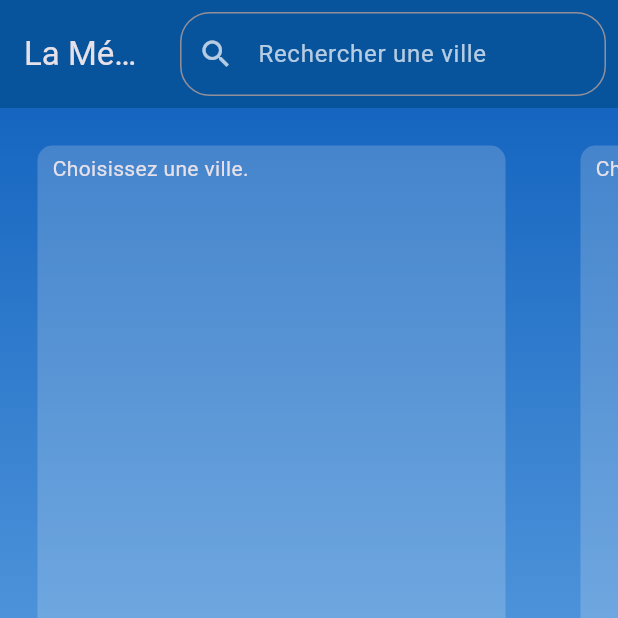
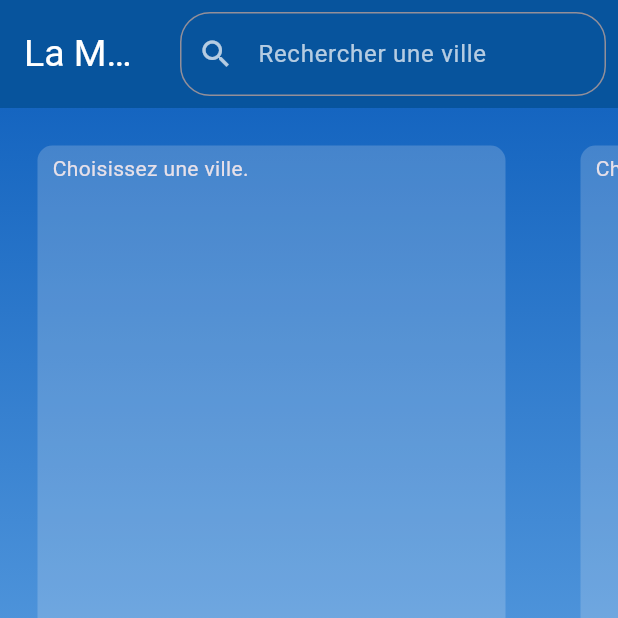
Before and after one commit to Lescolopendre/dashboard-meteo, a Flutter app: the screen it shows after launch, on a phone screen of 412 x 824 dp, the top half of it. Run offline on Flutter 3.47's test engine with Material 3 defaults, Android fonts, the phone set to English and light mode, and no system bars; our stand-ins replace fl_chart, flutter_map, latlong2, weather_icons.

Commit message:
update title

```diff
--- a/lib/screens/home_page.dart
+++ b/lib/screens/home_page.dart
@@ -12,6 +12,7 @@ import '../screens/top_left.dart';
 import '../screens/bottom_left.dart';
 import '../screens/top_right.dart';
 import 'graph_tabs.dart';
+import 'package:flutter/painting.dart';
 
 class HomePage extends StatefulWidget {
   const HomePage({Key? key, required this.title}) : super(key: key);
@@ -102,7 +103,11 @@ class HomePageState extends State<HomePage> {
       appBar: AppBar(
         toolbarHeight: 72,
         centerTitle: true,
-        title: Text("La Météo"),
+        title: Text("La Météo",
+            style:TextStyle( fontSize: 25,
+                    color:Colors.white,
+                  ),
+        ),
         actions: [
           SizedBox(
             width: 300.0,
```
